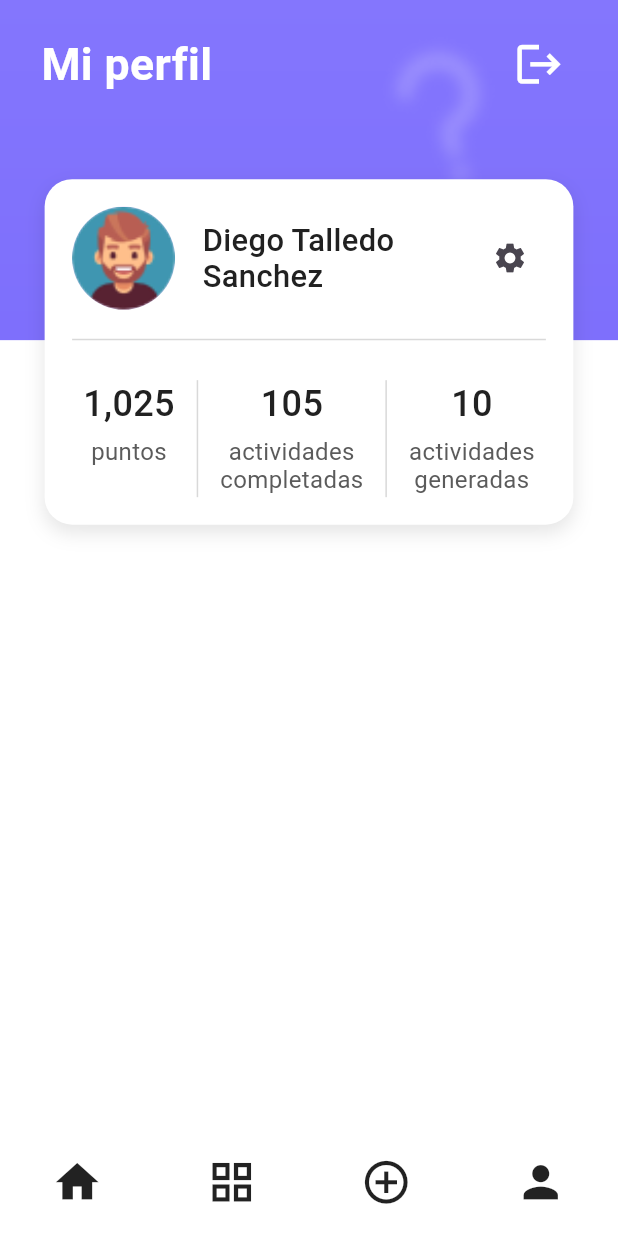
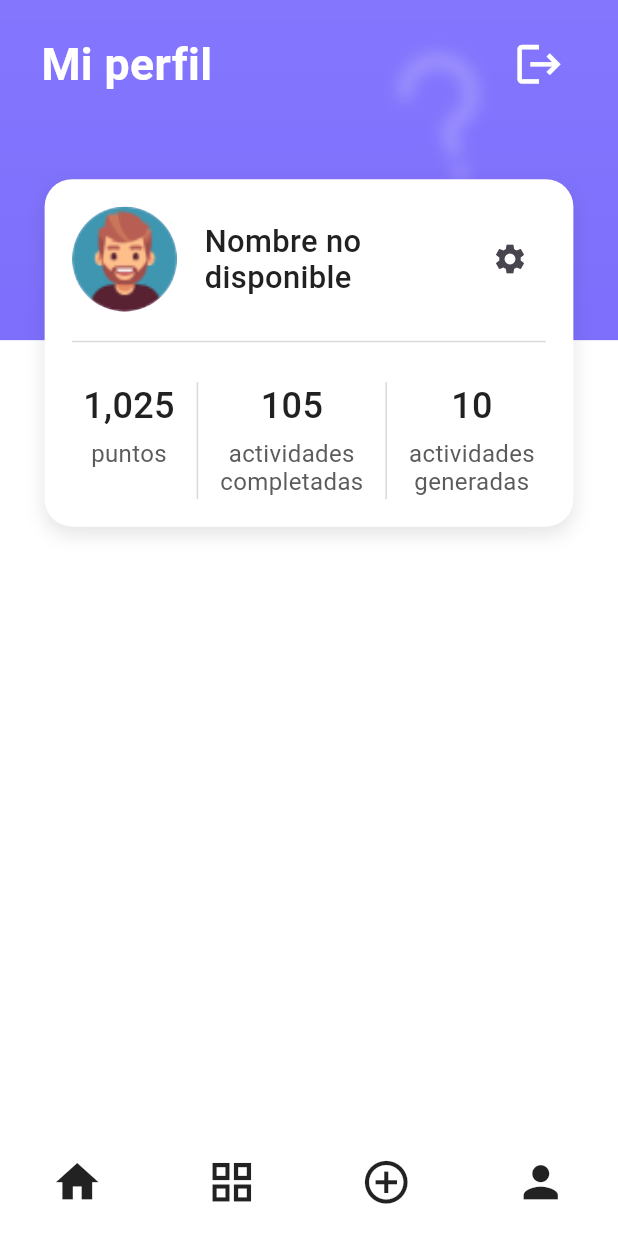
Before and after one commit to QuickRecap/Quickrecap-mobile, a Flutter app: the ProfileScreen screen opened directly, on a phone screen of 412 x 824 dp. Run offline on Flutter 3.47's test engine with Material 3 defaults, Android fonts, the phone set to English and light mode, and no system bars; our stand-ins replace firebase_core, firebase_storage, flutter_screenutil, get, image_picker, sqflite; accounts and stored records are empty.

Commit message:
feat(profile): logout

```diff
--- a/lib/ui/pages/views/profile/profile_dart.dart
+++ b/lib/ui/pages/views/profile/profile_dart.dart
@@ -1,6 +1,8 @@
 import 'package:flutter/material.dart';
 import 'package:flutter_screenutil/flutter_screenutil.dart';
 import 'package:quickrecap/ui/constants/constants.dart';
+import '../../../../data/repositories/local_storage_service.dart';
+import '../../../../domain/entities/user.dart';
 
 class ProfileScreen extends StatefulWidget {
   const ProfileScreen({super.key});
@@ -10,6 +12,34 @@ class ProfileScreen extends StatefulWidget {
 }
 
 class _ProfileScreenState extends State<ProfileScreen> {
+  String? userId;
+  String? userFirstName;
+  String? userLastName;
+  String? userProfileImg;
+
+  @override
+  void initState() {
+    super.initState();
+    _fetchUserId();
+  }
+
+  Future<void> _fetchUserId() async {
+    LocalStorageService localStorageService = LocalStorageService();
+    User? user = await localStorageService.getCurrentUser();
+
+    if (user != null) {
+      setState(() {
+        userId= user.id;
+        userFirstName= user.firstName;
+        userLastName= user.lastName;
+        userProfileImg= user.profileImg;
+      });
+    } else {
+      print('No se encontró el usuario.');
+    }
+  }
+
+
   @override
   Widget build(BuildContext context) {
     return Scaffold(
@@ -51,6 +81,7 @@ class _ProfileScreenState extends State<ProfileScreen> {
                                 size: 30.sp,
                               ),
                               onPressed: () {
+                                Navigator.pushNamedAndRemoveUntil(context, '/login', (route) => false);
                               },
                             ),
                           ],
@@ -116,20 +147,25 @@ class _ProfileScreenState extends State<ProfileScreen> {
           Row(
             children: [
               CircleAvatar(
-                radius: 30.r,
-                backgroundImage: AssetImage('assets/images/profile_pic.png'),
+                radius: 35,
+                backgroundImage: (userProfileImg != null && userProfileImg!.isNotEmpty)
+                    ? NetworkImage(userProfileImg!) // Cargar la imagen de red
+                    : AssetImage('assets/images/profile_pic.png') as ImageProvider, // Imagen por defecto
               ),
               SizedBox(width: 16.w),
               Expanded(
                 child: Column(
                   crossAxisAlignment: CrossAxisAlignment.start,
                   children: [
+                    // Mostrar nombre dinámico basado en las variables userFirstName y userLastName
                     Text(
-                      'Diego Talledo Sanchez',
+                      userFirstName != null && userLastName != null
+                          ? '$userFirstName $userLastName'
+                          : 'Nombre no disponible', // Mensaje alternativo en caso de que no se haya cargado
                       style: TextStyle(
-                          fontSize: 18.sp,
-                          fontWeight: FontWeight.w500,
-                          color: Color(0xff212121)
+                        fontSize: 18.sp,
+                        fontWeight: FontWeight.w500,
+                        color: Color(0xff212121),
                       ),
                     ),
                   ],
```
